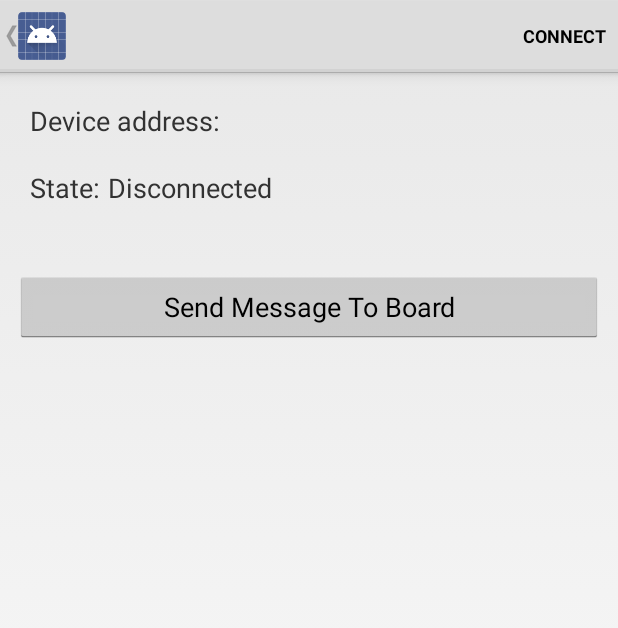
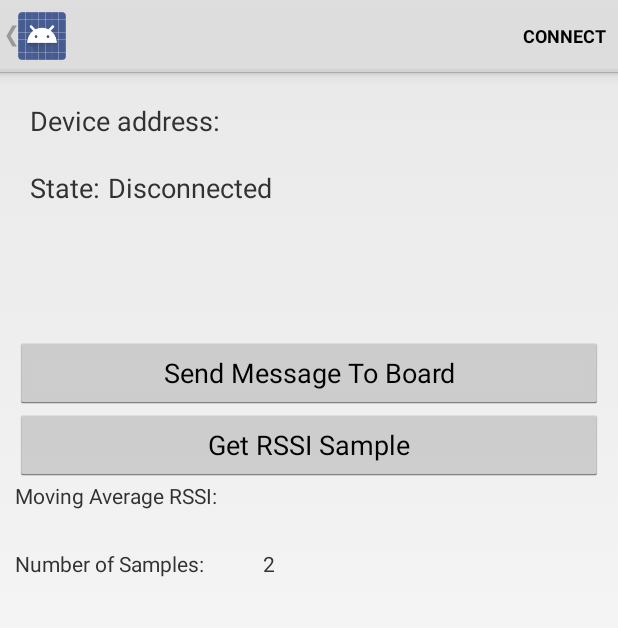
Before and after one commit to jettreimann/Excursion1, an Android app: the DeviceControlActivity screen opened directly, with no data from a screen before it, on a phone screen of 412 x 824 dp. Shown: the top 628 px of the screen. Run offline under Robolectric (Android 15) with nearby library versions, the phone set to English and light mode, and no system bars; 4 statements that could not run were skipped.

Commit message:
Added the RSSI sampling & moving average algorithm

```diff
--- a/Application/src/main/java/com/example/android/Excursion1/BluetoothLeService.java
+++ b/Application/src/main/java/com/example/android/Excursion1/BluetoothLeService.java
@@ -41,6 +41,9 @@ import java.math.BigInteger;
  * given Bluetooth LE device.
  */
 public class BluetoothLeService extends Service {
+    // MY RSSI VALUE
+    public int rssi_sample_value;
+
     private final static String TAG = BluetoothLeService.class.getSimpleName();
 
     private BluetoothManager mBluetoothManager;
@@ -76,6 +79,7 @@ public class BluetoothLeService extends Service {
             if (newState == BluetoothProfile.STATE_CONNECTED) {
                 intentAction = ACTION_GATT_CONNECTED;
                 mConnectionState = STATE_CONNECTED;
+
                 broadcastUpdate(intentAction);
                 Log.i(TAG, "Connected to GATT server.");
                 // Attempts to discover services after successful connection.
@@ -112,6 +116,14 @@ public class BluetoothLeService extends Service {
         public void onCharacteristicChanged(BluetoothGatt gatt,
                                             BluetoothGattCharacteristic characteristic) {
             broadcastUpdate(ACTION_DATA_AVAILABLE, characteristic);
+        }
+
+        //my guess
+        @Override
+        public void onReadRemoteRssi (BluetoothGatt gatt, int rssi, int status)
+        {
+            //Log.w(TAG, String.valueOf(rssi));
+            rssi_sample_value = rssi;
         }
     };
 
@@ -301,6 +313,39 @@ public class BluetoothLeService extends Service {
         };
     }
 
+    //my function for RSSI
+    public int readRSSI() {
+        //Log.w(TAG, "RSSI Button Pressed");
+        mBluetoothGatt.readRemoteRssi();
+        //Log.w(TAG, String.valueOf(rssi_sample_value));
+        return rssi_sample_value;
+    }
+
+    //my function to add an RSSI sample to the array
+    public void getRSSIsample(int samp_count, int[] rssi_array, int arr_size)
+    {
+        int index = samp_count % arr_size;
+        rssi_array[index] = readRSSI();
+    }
+
+    //my function to update the average RSSI
+    public int updateAverageRSSI(int samp_count, int[] rssi_array, int arr_size)
+    {
+        //getRSSIsample(int samp_count, int[] rssi_array, int arr_size);
+        int index = samp_count % arr_size; //combine this and next line into one line
+        rssi_array[index] = readRSSI();
+        int ave = 0;
+        for(int i = 0; i < arr_size; i++)
+        {
+            ave = ave + rssi_array[i];
+        }
+        ave = ave/arr_size;
+        Log.w(TAG, "MOVING AVERAGE RSSI");
+        Log.w(TAG, String.valueOf(rssi_sample_value));
+        return ave;
+    }
+
+
     /**
      * Request a read on a given {@code BluetoothGattCharacteristic}. The read result is reported
      * asynchronously through the {@code BluetoothGattCallback#onCharacteristicRead(android.bluetooth.BluetoothGatt, android.bluetooth.BluetoothGattCharacteristic, int)}
--- a/Application/src/main/java/com/example/android/Excursion1/DeviceControlActivity.java
+++ b/Application/src/main/java/com/example/android/Excursion1/DeviceControlActivity.java
@@ -39,6 +39,8 @@ import android.widget.TextView;
 import java.util.ArrayList;
 import java.util.HashMap;
 import java.util.List;
+import java.util.Timer;
+import java.util.TimerTask;
 
 /**
  * For a given BLE device, this Activity provides the user interface to connect, display data,
@@ -63,9 +65,23 @@ public class DeviceControlActivity extends Activity {
     private boolean mConnected = false;
     private BluetoothGattCharacteristic mNotifyCharacteristic;
 
-    //my button
+    //my message button
     private Button mSendButton;
+    //my RSSI button
+    private Button mRSSIbutton;
+    //public int rssi_val;
+    //my RSSI value display textview
+    private TextView mRSSIdisplay;
+    //my sample number textview
+    private TextView mSampleNumDisplay;
 
+    // my sample counter int
+    public int g_sample_count = 0;
+    // the number of RSSI samples for the the average
+    public final static int SAMPLE_NUM = 12;
+    //array of RSSI measurements
+    int[] g_rssi_array = new int[SAMPLE_NUM];
+;
 
     private final String LIST_NAME = "NAME";
     private final String LIST_UUID = "UUID";
@@ -174,9 +190,40 @@ public class DeviceControlActivity extends Activity {
         mGattServicesList.setOnChildClickListener(servicesListClickListner);
         mConnectionState = (TextView) findViewById(R.id.connection_state);
         //mDataField = (TextView) findViewById(R.id.data_value);
+        mRSSIdisplay = (TextView) findViewById(R.id.rssi_value_display);
 
         //my send message button
         mSendButton = (Button) findViewById(R.id.message_button);
+
+        //timer display in GUI
+        //mSampleNumDisplay = (TextView) findViewById(R.id.sample_count_display);
+        mSampleNumDisplay = (TextView) findViewById(R.id.sample_count_display);
+
+        //setting up array to initially have all -100
+        for(int i = 0; i < SAMPLE_NUM; i++)
+        {
+            g_rssi_array[i] = -125;
+        }
+
+
+        //initialize Timer/TimerTask
+        Timer mTimer = new Timer();
+        TimerTask mTimerTask = new TimerTask() {
+            @Override
+            public void run() {
+                g_sample_count++;
+                mSampleNumDisplay.setText(String.valueOf(g_sample_count));
+                //mRSSIdisplay.setText(String.valueOf(mBluetoothLeService.readRSSI()));
+                mRSSIdisplay.setText(String.valueOf(mBluetoothLeService.updateAverageRSSI(g_sample_count, g_rssi_array, SAMPLE_NUM)));
+            }
+        };
+        //starting the timer and choosing when to perform task
+        mTimer.schedule(mTimerTask, 500,2000);
+        //the first RSSI reading is always zero. So I'm going to call it once below and not
+        //catch the first reading.
+        //int dummy = mBluetoothLeService.readRSSI();
+
+
 
         mSendButton.setOnClickListener(new View.OnClickListener() {
             @Override
@@ -185,6 +232,19 @@ public class DeviceControlActivity extends Activity {
                 mBluetoothLeService.writeCharacteristic(1);
             }
         });
+
+        //my RSSI button
+        mRSSIbutton = (Button) findViewById(R.id.rssi_button);
+
+        mRSSIbutton.setOnClickListener(new View.OnClickListener() {
+            @Override
+            public void onClick(View v) {
+                Log.w(TAG, "The RSSI Button Works");
+                //rssi_val = mBluetoothLeService.readRSSI();
+                //mRSSIdisplay.setText(String.valueOf(mBluetoothLeService.readRSSI()));
+            }
+        });
+
 
 
         getActionBar().setTitle(mDeviceName);
--- a/Application/src/main/res/layout/gatt_services_characteristics.xml
+++ b/Application/src/main/res/layout/gatt_services_characteristics.xml
@@ -14,56 +14,75 @@
      limitations under the License.
 -->
 <LinearLayout xmlns:android="http://schemas.android.com/apk/res/android"
-        android:orientation="vertical"
+    android:id="@+id/mainListGatt"
     android:layout_width="match_parent"
     android:layout_height="wrap_content"
-        android:layout_margin="10dp">
-    <LinearLayout android:orientation="horizontal"
+    android:layout_margin="10dp"
+    android:orientation="vertical">
+
+    <LinearLayout
         android:layout_width="match_parent"
         android:layout_height="wrap_content"
-                  android:layout_margin="10dp">
-        <TextView android:layout_width="wrap_content"
+        android:layout_margin="10dp"
+        android:orientation="horizontal">
+
+        <TextView
+            android:layout_width="wrap_content"
             android:layout_height="wrap_content"
             android:text="@string/label_device_address"
-                  android:textSize="18sp"/>
-        <Space android:layout_width="5dp"
-               android:layout_height="wrap_content"/>
-        <TextView android:id="@+id/device_address"
+            android:textSize="18sp" />
+
+        <Space
+            android:layout_width="5dp"
+            android:layout_height="wrap_content" />
+
+        <TextView
+            android:id="@+id/device_address"
             android:layout_width="match_parent"
             android:layout_height="wrap_content"
-                android:textSize="18sp"/>
+            android:textSize="18sp" />
     </LinearLayout>
-    <LinearLayout android:orientation="horizontal"
+
+    <LinearLayout
         android:layout_width="match_parent"
         android:layout_height="wrap_content"
-                  android:layout_margin="10dp">
-        <TextView android:layout_width="wrap_content"
+        android:layout_margin="10dp"
+        android:orientation="horizontal">
+
+        <TextView
+            android:layout_width="wrap_content"
             android:layout_height="wrap_content"
             android:text="@string/label_state"
-                  android:textSize="18sp"/>
-        <Space android:layout_width="5dp"
-               android:layout_height="wrap_content"/>
-        <TextView android:id="@+id/connection_state"
+            android:textSize="18sp" />
+
+        <Space
+            android:layout_width="5dp"
+            android:layout_height="wrap_content" />
+
+        <TextView
+            android:id="@+id/connection_state"
             android:layout_width="match_parent"
             android:layout_height="wrap_content"
             android:text="@string/disconnected"
-                  android:textSize="18sp"/>
+            android:textSize="18sp" />
 
     </LinearLayout>
 
 
-        <LinearLayout android:orientation="horizontal"
+    <LinearLayout
         android:layout_width="match_parent"
-                      android:layout_height="wrap_content"
-                      android:layout_margin="10dp">
+        android:layout_height="44dp"
+        android:layout_margin="10dp"
+        android:orientation="horizontal">
         <!--
             <TextView android:layout_width="wrap_content"
                       android:layout_height="wrap_content"
                       android:text="@string/label_data"
                       android:textSize="18sp"/>
              -->
-            <Space android:layout_width="5dp"
-                   android:layout_height="wrap_content"/>
+        <Space
+            android:layout_width="5dp"
+            android:layout_height="wrap_content" />
 
         <!--
             <TextView android:id="@+id/data_value"
@@ -86,7 +105,49 @@
         android:id="@+id/message_button"
         android:layout_width="match_parent"
         android:layout_height="wrap_content"
-          android:text="@string/send_message_text"
-          android:onClick="sendMessage"/>
+        android:onClick="sendMessage"
+        android:text="@string/send_message_text" />
+
+    <Button
+        android:id="@+id/rssi_button"
+        android:layout_width="match_parent"
+        android:layout_height="wrap_content"
+        android:text="@string/get_rssi_button" />
+
+    <LinearLayout
+        android:layout_width="match_parent"
+        android:layout_height="match_parent"
+        android:orientation="horizontal">
+
+        <TextView
+            android:id="@+id/rssi_label"
+            android:layout_width="160dp"
+            android:layout_height="41dp"
+            android:text="@string/rssi_label" />
+
+        <TextView
+            android:id="@+id/rssi_value_display"
+            android:layout_width="311dp"
+            android:layout_height="45dp" />
+    </LinearLayout>
+
+    <LinearLayout
+        android:layout_width="match_parent"
+        android:layout_height="48dp"
+        android:orientation="horizontal">
+
+        <TextView
+            android:id="@+id/sample_count_label"
+            android:layout_width="250dp"
+            android:layout_height="41dp"
+            android:layout_weight="1"
+            android:text="@string/samp_count_label" />
+
+        <TextView
+            android:id="@+id/sample_count_display"
+            android:layout_width="311dp"
+            android:layout_height="41dp"
+            android:layout_weight="1" />
+    </LinearLayout>
 
 </LinearLayout>
--- a/Application/src/main/res/layout/listitem_device.xml
+++ b/Application/src/main/res/layout/listitem_device.xml
@@ -28,4 +28,10 @@
             android:layout_width="match_parent"
             android:layout_height="wrap_content"
             android:textSize="12dp"/>
+
+    <TextView
+        android:id="@+id/device_RSSI"
+        android:layout_width="match_parent"
+        android:layout_height="wrap_content"
+        android:textSize="12dp" />
 </LinearLayout>
--- a/Application/src/main/res/values/strings.xml
+++ b/Application/src/main/res/values/strings.xml
@@ -24,8 +24,16 @@
     <string name="title_devices">Excursion 1</string>
     <string name="error_bluetooth_not_supported">Bluetooth not supported.</string>
 
-    //Send message button
+    <!--//Send message button-->
     <string name="send_message_text">Send Message To Board</string>
+    <!--//RSSI Button-->
+    <string name="get_rssi_button">Get RSSI Sample</string>
+    <!--//RSSI Label-->
+    <string name="rssi_label">Moving Average RSSI: </string>
+    <!--//RSSI value display -->
+    <string name="rssi_value_display">(INSERT RSSI READING HERE) </string>
+    <!--//sample counter label -->
+    <string name="samp_count_label">Number of Samples: </string>
 
     <string name="unknown_device">Unknown device</string>
     <string name="unknown_characteristic">Unknown characteristic</string>
```
Also changed, not shown: 147 other files. Lines whose indentation alone changed are shown as unchanged.
